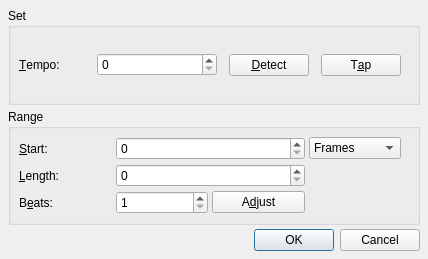
Before: the Qt Designer form src/qtractorTempoAdjustForm.ui in rncbc/qtractor, drawn with Qt 5.
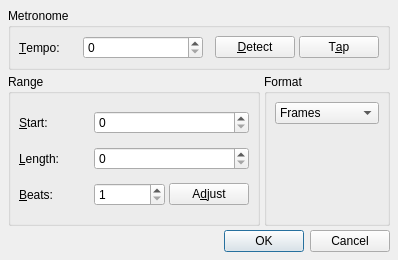
After: the same form once the commit is applied. Icons and pictures are not drawn. Custom widgets are drawn as their Qt base class.

Commit message: - Introducing tempo/beat-detection support (libaubio >= 0.4.1) (FIXED)

Patch:
```diff
--- a/src/qtractorTempoAdjustForm.ui
+++ b/src/qtractorTempoAdjustForm.ui
@@ -26,8 +26,8 @@
    <rect>
     <x>0</x>
     <y>0</y>
-    <width>428</width>
-    <height>259</height>
+    <width>320</width>
+    <height>260</height>
    </rect>
   </property>
   <property name="focusPolicy">
@@ -39,11 +39,11 @@
   <property name="windowIcon">
    <iconset resource="qtractor.qrc">:/images/transportMetro.png</iconset>
   </property>
-  <layout class="QVBoxLayout">
-   <item>
+  <layout class="QGridLayout">
+   <item row="0" column="0" colspan="3">
     <widget class="QGroupBox" name="TempoGroupBox">
      <property name="title">
-      <string>Set</string>
+      <string>Metronome</string>
      </property>
      <layout class="QHBoxLayout">
       <item>
@@ -93,66 +93,22 @@
       </item>
       <item>
        <widget class="QPushButton" name="TempoDetectPushButton">
-        <property name="minimumSize">
-         <size>
-          <width>80</width>
-          <height>0</height>
-         </size>
-        </property>
         <property name="text">
          <string>&amp;Detect</string>
         </property>
        </widget>
       </item>
-      <item>
-       <spacer>
-        <property name="orientation">
-         <enum>Qt::Horizontal</enum>
-        </property>
-        <property name="sizeType">
-         <enum>QSizePolicy::Minimum</enum>
-        </property>
-        <property name="sizeHint">
-         <size>
-          <width>8</width>
-          <height>20</height>
-         </size>
-        </property>
-       </spacer>
-      </item>
       <item>
        <widget class="QPushButton" name="TempoTapPushButton">
-        <property name="minimumSize">
-         <size>
-          <width>80</width>
-          <height>0</height>
-         </size>
-        </property>
         <property name="text">
          <string>T&amp;ap</string>
         </property>
        </widget>
       </item>
-      <item>
-       <spacer>
-        <property name="orientation">
-         <enum>Qt::Horizontal</enum>
-        </property>
-        <property name="sizeType">
-         <enum>QSizePolicy::Minimum</enum>
-        </property>
-        <property name="sizeHint">
-         <size>
-          <width>8</width>
-          <height>20</height>
-         </size>
-        </property>
-       </spacer>
-      </item>
      </layout>
     </widget>
    </item>
-   <item>
+   <item row="1" column="0" colspan="2">
     <widget class="QGroupBox" name="RangeGroupBox">
      <property name="title">
       <string>Range</string>
@@ -187,50 +143,6 @@
         </property>
        </widget>
       </item>
-      <item row="0" column="3">
-       <widget class="QComboBox" name="FormatComboBox">
-        <property name="minimumSize">
-         <size>
-          <width>80</width>
-          <height>0</height>
-         </size>
-        </property>
-        <property name="toolTip">
-         <string>Time display format</string>
-        </property>
-        <item>
-         <property name="text">
-          <string>Frames</string>
-         </property>
-        </item>
-        <item>
-         <property name="text">
-          <string>Time</string>
-         </property>
-        </item>
-        <item>
-         <property name="text">
-          <string>BBT</string>
-         </property>
-        </item>
-       </widget>
-      </item>
-      <item row="0" column="4" rowspan="3">
-       <spacer>
-        <property name="orientation">
-         <enum>Qt::Horizontal</enum>
-        </property>
-        <property name="sizeType">
-         <enum>QSizePolicy::Minimum</enum>
-        </property>
-        <property name="sizeHint">
-         <size>
-          <width>8</width>
-          <height>20</height>
-         </size>
-        </property>
-       </spacer>
-      </item>
       <item row="1" column="0">
        <widget class="QLabel" name="RangeLengthTextLabel">
         <property name="minimumSize">
@@ -260,19 +172,6 @@
         </property>
        </widget>
       </item>
-      <item row="1" column="3" rowspan="2">
-       <spacer name="spacer">
-        <property name="orientation">
-         <enum>Qt::Vertical</enum>
-        </property>
-        <property name="sizeHint">
-         <size>
-          <width>20</width>
-          <height>20</height>
-         </size>
-        </property>
-       </spacer>
-      </item>
       <item row="2" column="0">
        <widget class="QLabel" name="RangeBeatsTextLabel">
         <property name="minimumSize">
@@ -282,7 +181,7 @@
          </size>
         </property>
         <property name="text">
-         <string>B&amp;eats:</string>
+         <string>&amp;Beats:</string>
         </property>
         <property name="buddy">
          <cstring>RangeLengthSpinBox</cstring>
@@ -312,7 +211,51 @@
      </layout>
     </widget>
    </item>
-   <item>
+   <item row="1" column="2">
+    <widget class="QGroupBox" name="FormatGroupBox">
+     <property name="title">
+      <string>Format</string>
+     </property>
+    <layout class="QVBoxLayout">
+     <item>
+      <widget class="QComboBox" name="FormatComboBox">
+        <property name="toolTip">
+         <string>Time display format</string>
+        </property>
+        <item>
+        <property name="text">
+         <string>Frames</string>
+        </property>
+        </item>
+        <item>
+        <property name="text">
+         <string>Time</string>
+        </property>
+        </item>
+        <item>
+        <property name="text">
+         <string>BBT</string>
+        </property>
+        </item>
+      </widget>
+     </item>
+     <item>
+      <spacer>
+        <property name="orientation">
+         <enum>Qt::Vertical</enum>
+        </property>
+        <property name="sizeHint">
+        <size>
+         <width>20</width>
+         <height>20</height>
+        </size>
+        </property>
+      </spacer>
+     </item>
+    </layout>
+    </widget>
+   </item>
+   <item row="2" column="0" colspan="3">
     <widget class="QDialogButtonBox" name="DialogButtonBox">
      <property name="orientation">
       <enum>Qt::Horizontal</enum>
```
Left out of the diff: 1 changed line with no effect on the pictures. The commit also changes 9 other files.
